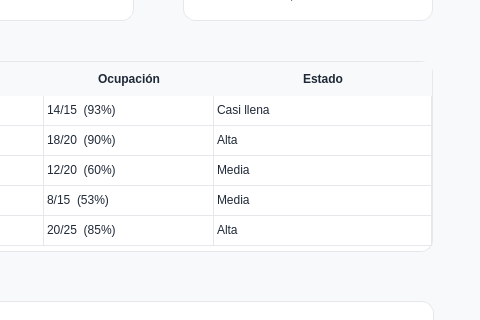
First picture: the form in Proyecto/src/vista/Ui/interfaz_entrenador_ocupacionClases.ui, repository smonts01/Ingenieria-del-software, before the edit; both pictures show x 727 to 1207 and y 269 to 589 of the 1207 by 699 pixel window.
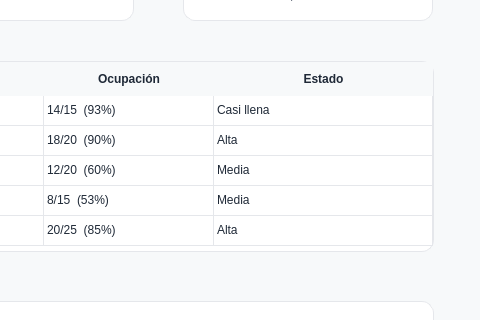
Second picture: the form after the edit. Icons and pictures are not drawn.

The edit to the form file:
```diff
--- a/Proyecto/src/vista/Ui/interfaz_entrenador_ocupacionClases.ui
+++ b/Proyecto/src/vista/Ui/interfaz_entrenador_ocupacionClases.ui
@@ -1087,7 +1087,7 @@
       <rect>
        <x>40</x>
        <y>240</y>
-       <width>900</width>
+       <width>901</width>
        <height>191</height>
       </rect>
      </property>
```
Left out of the diff: 10 changed lines with no effect on the pictures.
